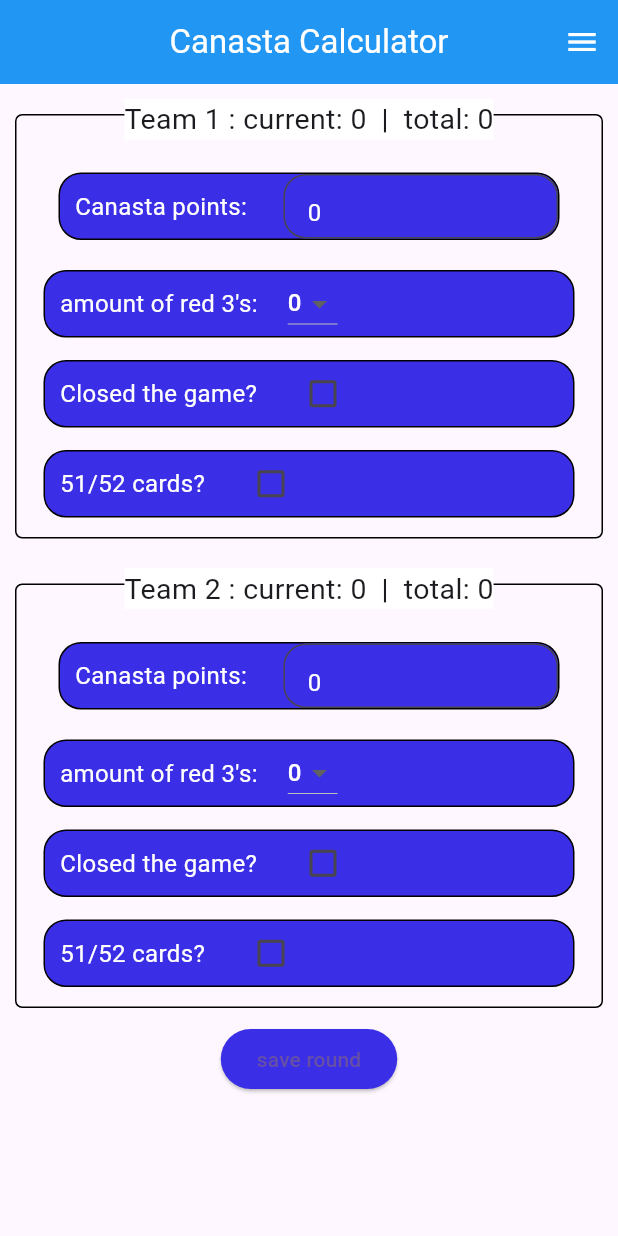
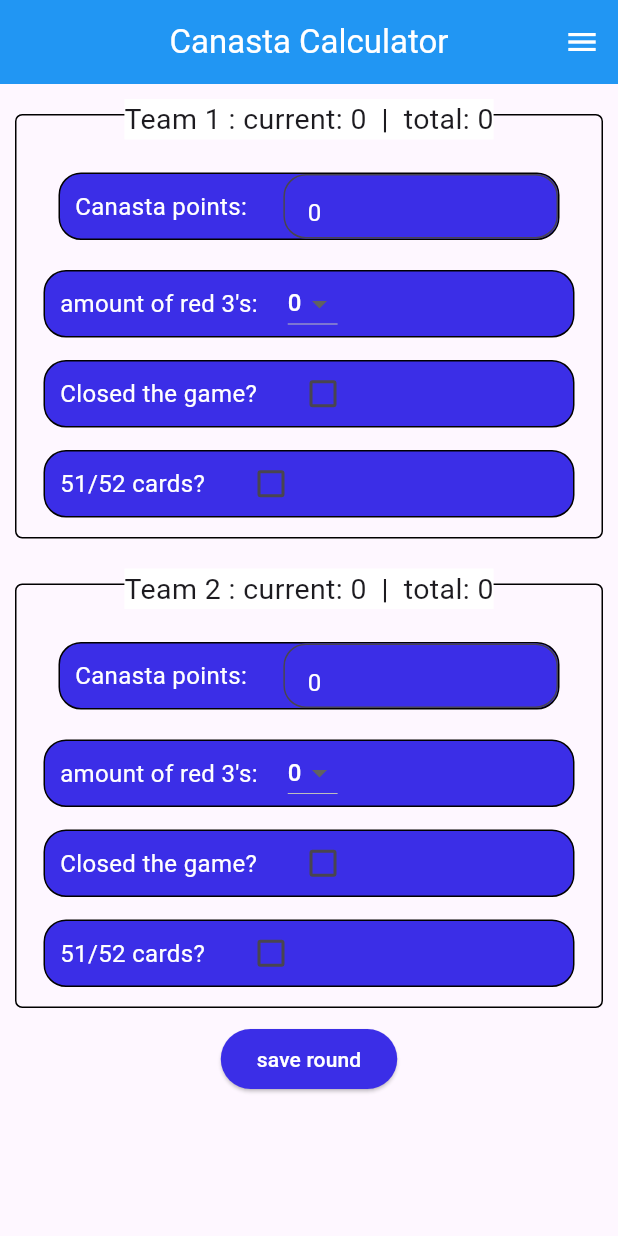
Before and after one commit to qngxl/canasta, a Flutter app: the screen it shows after launch, on a phone screen of 412 x 824 dp. Run offline on Flutter 3.47's test engine with Material 3 defaults, Android fonts, the phone set to English and light mode, and no system bars; our stand-ins replace shared_preferences.

Commit message:
formatted

```diff
--- a/lib/main.dart
+++ b/lib/main.dart
@@ -144,7 +144,10 @@ class _MainPageState extends State<MainPage> {
                         "total points of team 2: ${team2.getTotalRoundPoints()}");
                   });
                 },
-                child: const Text("save round")),
+                child: Text(
+                  "save round",
+                  style: TextStyle(color: preferedTextColor),
+                )),
           ],
         ),
       ]),
```
